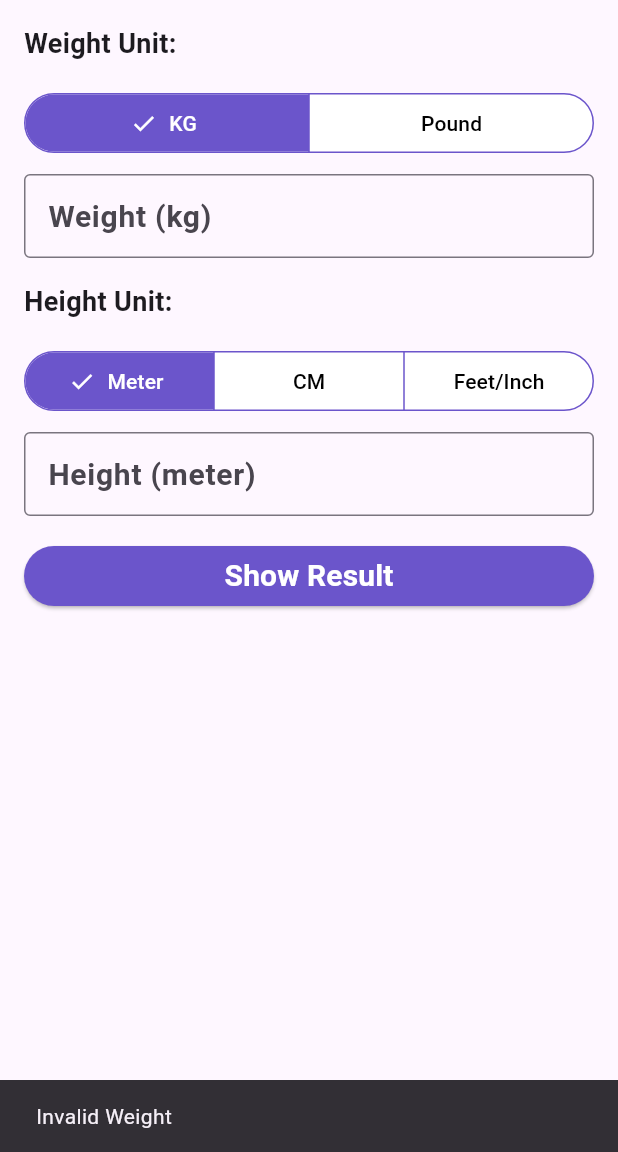
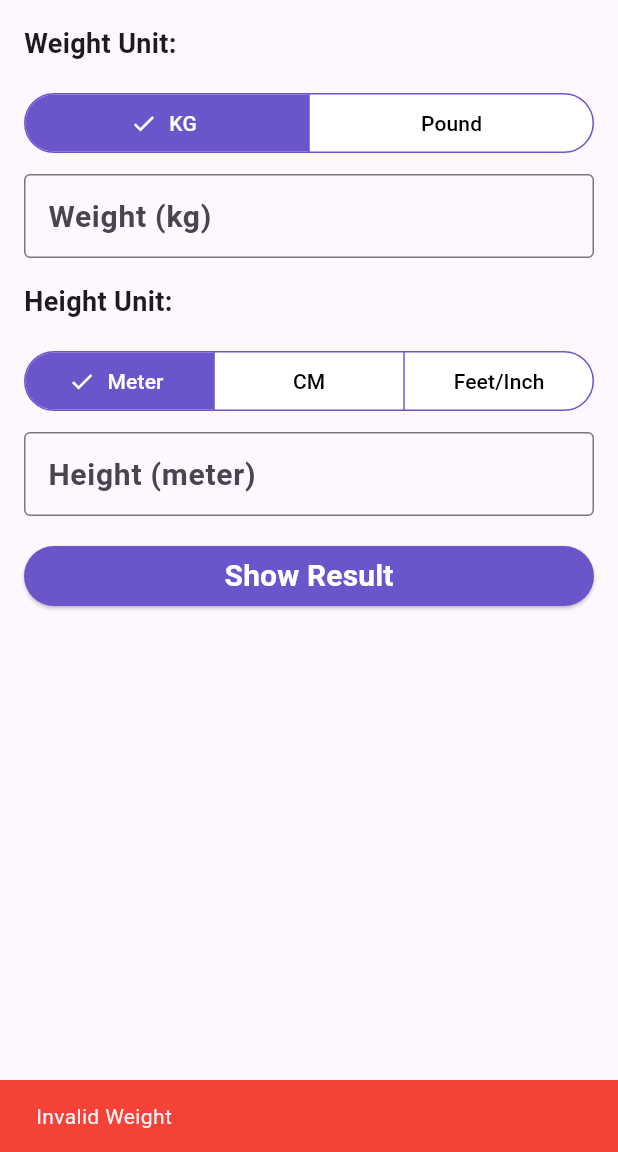
Before and after one commit to heyshahabuddin/bmi-calculator, a Flutter app: the screen it shows after launch, after a tap on "Show Result", on a phone screen of 412 x 824 dp, the part 84-1236 px from its top. Run offline on Flutter 3.47's test engine with Material 3 defaults, Android fonts, the phone set to English and light mode, and no system bars.

Commit message:
Changed Snacked bar background

```diff
--- a/lib/home_screen.dart
+++ b/lib/home_screen.dart
@@ -31,6 +31,7 @@ class _HomeScreenState extends State<HomeScreen> {
         context,
       ).showSnackBar(
           SnackBar(
+              backgroundColor: Colors.red,
               content: Text("Invalid Weight")
           )
       );
@@ -46,6 +47,7 @@ class _HomeScreenState extends State<HomeScreen> {
         context,
       ).showSnackBar(
           SnackBar(
+              backgroundColor: Colors.red,
               content: Text("Invalid Weight")
           )
       );
@@ -61,6 +63,7 @@ class _HomeScreenState extends State<HomeScreen> {
         context,
       ).showSnackBar(
           SnackBar(
+              backgroundColor: Colors.red,
               content: Text("Invalid Meter Height")
           )
       );
@@ -76,6 +79,7 @@ class _HomeScreenState extends State<HomeScreen> {
         context,
       ).showSnackBar(
           SnackBar(
+              backgroundColor: Colors.red,
               content: Text("Invalid CM Height")
           )
       );
@@ -92,6 +96,7 @@ class _HomeScreenState extends State<HomeScreen> {
         context,
       ).showSnackBar(
           SnackBar(
+              backgroundColor: Colors.red,
               content: Text("Invalid Feet Height")
           )
       );
@@ -102,6 +107,7 @@ class _HomeScreenState extends State<HomeScreen> {
         context,
       ).showSnackBar(
           SnackBar(
+              backgroundColor: Colors.red,
               content: Text("Invalid Inch Height")
           )
       );
@@ -114,6 +120,7 @@ class _HomeScreenState extends State<HomeScreen> {
         context,
       ).showSnackBar(
           SnackBar(
+              backgroundColor: Colors.red,
               content: Text("Invalid Height")
           )
       );
@@ -163,7 +170,12 @@ class _HomeScreenState extends State<HomeScreen> {
     if (weight == null) {
       ScaffoldMessenger.of(
         context,
-      ).showSnackBar(SnackBar(content: Text("Invalid Weight")));
+      ).showSnackBar(
+          SnackBar(
+            backgroundColor: Colors.red,
+            content: Text("Invalid Weight")
+          )
+      );
       return;
     }
 
@@ -174,7 +186,10 @@ class _HomeScreenState extends State<HomeScreen> {
       if (height == null) {
         ScaffoldMessenger.of(
           context,
-        ).showSnackBar(SnackBar(content: Text("Invalid Height")));
+        ).showSnackBar(SnackBar(
+            backgroundColor: Colors.red,
+            content: Text("Invalid Height")
+        ));
         return;
       }
     }else if (heightType == HeightType.cm) {
@@ -182,7 +197,10 @@ class _HomeScreenState extends State<HomeScreen> {
       if (height == null) {
         ScaffoldMessenger.of(
           context,
-        ).showSnackBar(SnackBar(content: Text("Invalid Height")));
+        ).showSnackBar(SnackBar(
+            backgroundColor: Colors.red,
+            content: Text("Invalid Height")
+        ));
         return;
       }
     }else if(heightType == HeightType.feetInch) {
@@ -190,14 +208,20 @@ class _HomeScreenState extends State<HomeScreen> {
       if (height == null) {
         ScaffoldMessenger.of(
           context,
-        ).showSnackBar(SnackBar(content: Text("Invalid Height")));
+        ).showSnackBar(SnackBar(
+            backgroundColor: Colors.red,
+            content: Text("Invalid Height")
+        ));
         return;
       }
     }
     else{
         ScaffoldMessenger.of(
           context,
-        ).showSnackBar(SnackBar(content: Text("Invalid Height")));
+        ).showSnackBar(SnackBar(
+            backgroundColor: Colors.red,
+            content: Text("Invalid Height")
+        ));
         return;
     }
 
```
